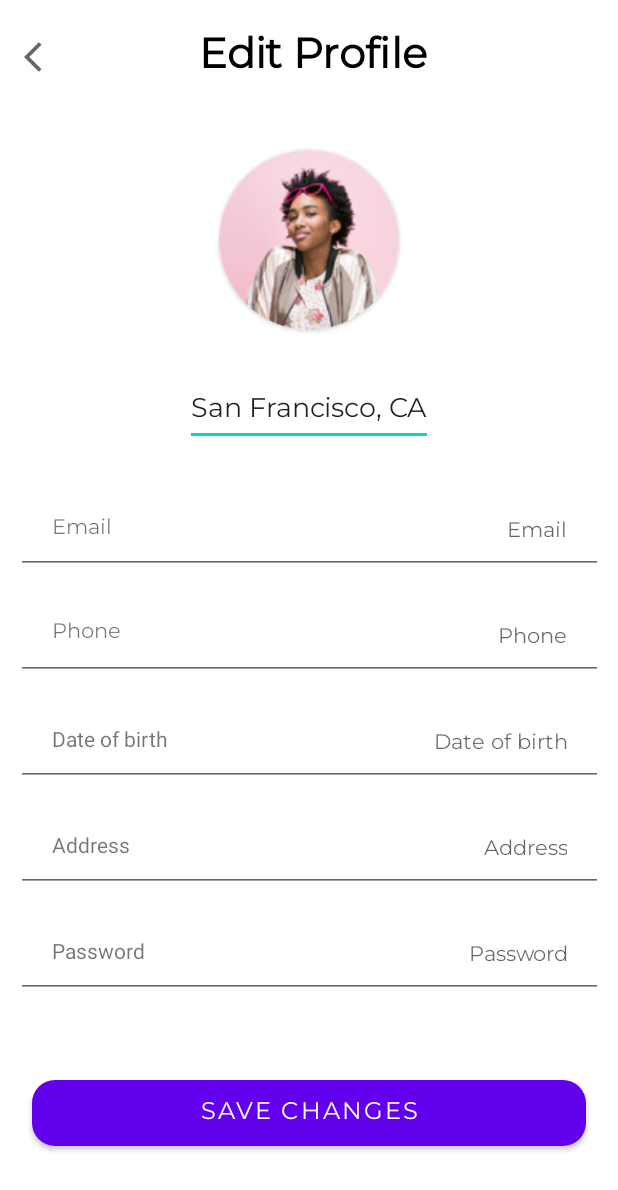
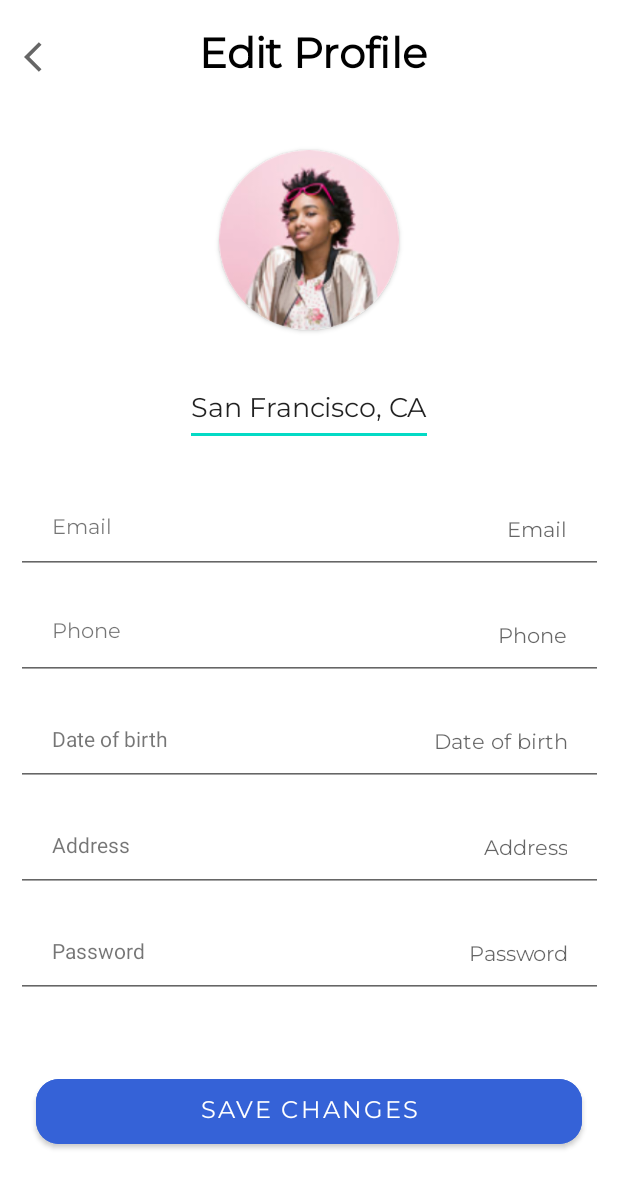
Before and after one commit to tolobret/TugasAkhirPAPB, an Android app: the layout activity_edit_profile.xml on its own in the app's theme, with its tools: preview values and no code run, on a phone screen of 412 x 824 dp. Shown: the top 1190 px of the screen. Run offline under Robolectric (Android 15) with nearby library versions, the phone set to English and light mode, and no system bars; Roboto replaces fonts that are not available here.

Commit message:
Update layout profil dan edit profil

```diff
--- a/app/src/main/res/layout/activity_edit_profile.xml
+++ b/app/src/main/res/layout/activity_edit_profile.xml
@@ -214,9 +214,13 @@
 
     <Button
         android:id="@+id/btnSave"
-        android:layout_width="369dp"
-        android:layout_height="56dp"
+        android:layout_width="match_parent"
+        android:layout_height="wrap_content"
+        android:layout_marginLeft="24dp"
+        android:layout_marginRight="24dp"
         android:fontFamily="@font/montserrat"
+        android:padding="10dp"
+        android:backgroundTint="#3562D7"
         android:text="Save Changes"
         android:textSize="16sp"
         app:cornerRadius="15sp"
@@ -224,7 +228,7 @@
         app:layout_constraintEnd_toEndOf="parent"
         app:layout_constraintStart_toStartOf="parent"
         app:layout_constraintTop_toTopOf="@+id/toolbar"
-        app:layout_constraintVertical_bias="0.93" />
+        app:layout_constraintVertical_bias="0.928" />
 
 
 </androidx.constraintlayout.widget.ConstraintLayout>
--- a/app/src/main/res/layout/activity_profile.xml
+++ b/app/src/main/res/layout/activity_profile.xml
@@ -223,11 +223,14 @@
 
     <Button
         android:id="@+id/btnSignOut"
-        android:layout_width="369dp"
+        android:layout_width="match_parent"
         android:layout_height="56dp"
         android:layout_marginBottom="36dp"
+        android:layout_marginLeft="28dp"
+        android:layout_marginRight="28dp"
         android:fontFamily="@font/montserrat"
         android:text="Sign Out"
+        android:backgroundTint="#3562D7"
         android:textSize="16sp"
         app:cornerRadius="15sp"
         app:layout_constraintBottom_toBottomOf="parent"
```
Also changed, not shown: app/src/main/res/layout/activity_create_post.xml (+6 -3 lines).
